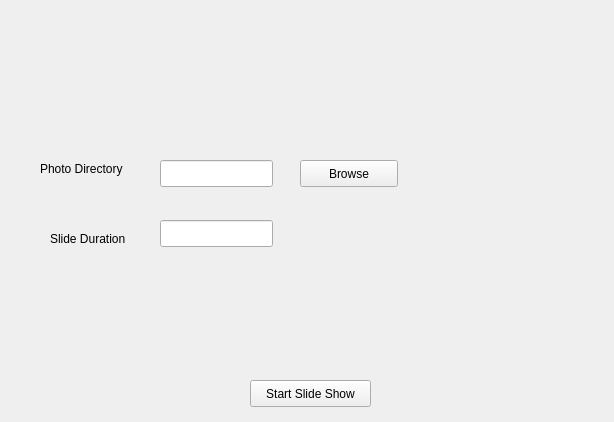
First picture: the form in main.ui, repository kd8bny/fotoShoot, before the edit.
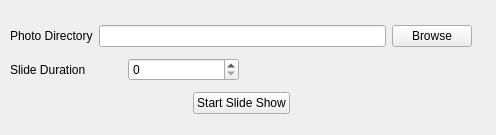
Second picture: the form after the edit.

Diff of the .ui file:
```diff
--- a/main.ui
+++ b/main.ui
@@ -6,90 +6,108 @@
    <rect>
     <x>0</x>
     <y>0</y>
-    <width>614</width>
-    <height>422</height>
+    <width>496</width>
+    <height>135</height>
    </rect>
   </property>
   <property name="windowTitle">
    <string>Form</string>
   </property>
-  <widget class="QPushButton" name="ssStart">
+  <widget class="QWidget" name="">
    <property name="geometry">
     <rect>
-     <x>250</x>
-     <y>380</y>
-     <width>121</width>
-     <height>27</height>
+     <x>10</x>
+     <y>20</y>
+     <width>462</width>
+     <height>99</height>
     </rect>
    </property>
-   <property name="text">
-    <string>Start Slide Show</string>
-   </property>
-  </widget>
-  <widget class="QLineEdit" name="picDir">
-   <property name="geometry">
-    <rect>
-     <x>160</x>
-     <y>160</y>
-     <width>113</width>
-     <height>27</height>
-    </rect>
-   </property>
-  </widget>
-  <widget class="QLineEdit" name="lineEdit">
-   <property name="geometry">
-    <rect>
-     <x>160</x>
-     <y>220</y>
-     <width>113</width>
-     <height>27</height>
-    </rect>
-   </property>
-  </widget>
-  <widget class="QLabel" name="dirlabel">
-   <property name="geometry">
-    <rect>
-     <x>40</x>
-     <y>160</y>
-     <width>111</width>
-     <height>17</height>
-    </rect>
-   </property>
-   <property name="text">
-    <string>Photo Directory</string>
-   </property>
-   <property name="buddy">
-    <cstring>picDir</cstring>
-   </property>
-  </widget>
-  <widget class="QLabel" name="pauselabel">
-   <property name="geometry">
-    <rect>
-     <x>50</x>
-     <y>230</y>
-     <width>101</width>
-     <height>17</height>
-    </rect>
-   </property>
-   <property name="text">
-    <string>Slide Duration</string>
-   </property>
-   <property name="buddy">
-    <cstring>lineEdit</cstring>
-   </property>
-  </widget>
-  <widget class="QPushButton" name="dirButton">
-   <property name="geometry">
-    <rect>
-     <x>300</x>
-     <y>160</y>
-     <width>98</width>
-     <height>27</height>
-    </rect>
-   </property>
-   <property name="text">
-    <string>Browse</string>
-   </property>
+   <layout class="QGridLayout" name="gridLayout">
+    <item row="0" column="0" colspan="4">
+     <layout class="QHBoxLayout" name="horizontalLayout">
+      <item>
+       <widget class="QLabel" name="dirlabel">
+        <property name="text">
+         <string>Photo Directory</string>
+        </property>
+        <property name="buddy">
+         <cstring>picDir</cstring>
+        </property>
+       </widget>
+      </item>
+      <item>
+       <widget class="QLineEdit" name="picDir"/>
+      </item>
+      <item>
+       <widget class="QPushButton" name="dirButton">
+        <property name="text">
+         <string>Browse</string>
+        </property>
+       </widget>
+      </item>
+     </layout>
+    </item>
+    <item row="1" column="0" colspan="2">
+     <layout class="QHBoxLayout" name="horizontalLayout_2">
+      <item>
+       <widget class="QLabel" name="pauselabel">
+        <property name="text">
+         <string>Slide Duration</string>
+        </property>
+       </widget>
+      </item>
+      <item>
+       <widget class="QSpinBox" name="spinBox"/>
+      </item>
+     </layout>
+    </item>
+    <item row="1" column="2" colspan="2">
+     <spacer name="horizontalSpacer">
+      <property name="orientation">
+       <enum>Qt::Horizontal</enum>
+      </property>
+      <property name="sizeHint" stdset="0">
+       <size>
+        <width>148</width>
+        <height>20</height>
+       </size>
+      </property>
+     </spacer>
+    </item>
+    <item row="2" column="0">
+     <spacer name="horizontalSpacer_2">
+      <property name="orientation">
+       <enum>Qt::Horizontal</enum>
+      </property>
+      <property name="sizeHint" stdset="0">
+       <size>
+        <width>78</width>
+        <height>20</height>
+       </size>
+      </property>
+     </spacer>
+    </item>
+    <item row="2" column="1" colspan="2">
+     <widget class="QPushButton" name="ssStart">
+      <property name="text">
+       <string>Start Slide Show</string>
+      </property>
+     </widget>
+    </item>
+    <item row="2" column="3">
+     <spacer name="horizontalSpacer_3">
+      <property name="orientation">
+       <enum>Qt::Horizontal</enum>
+      </property>
+      <property name="sizeHint" stdset="0">
+       <size>
+        <width>98</width>
+        <height>20</height>
+       </size>
+      </property>
+     </spacer>
+    </item>
+   </layout>
   </widget>
  </widget>
  <tabstops>
```
Left out of the diff: 17 changed lines with no effect on the pictures.
